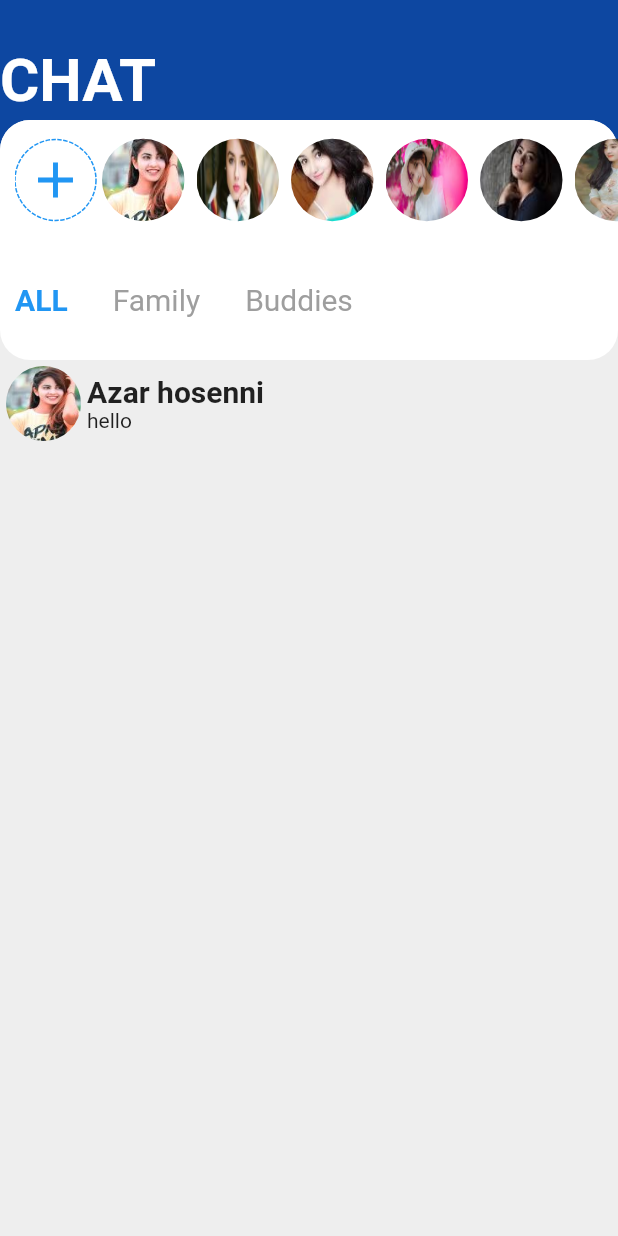
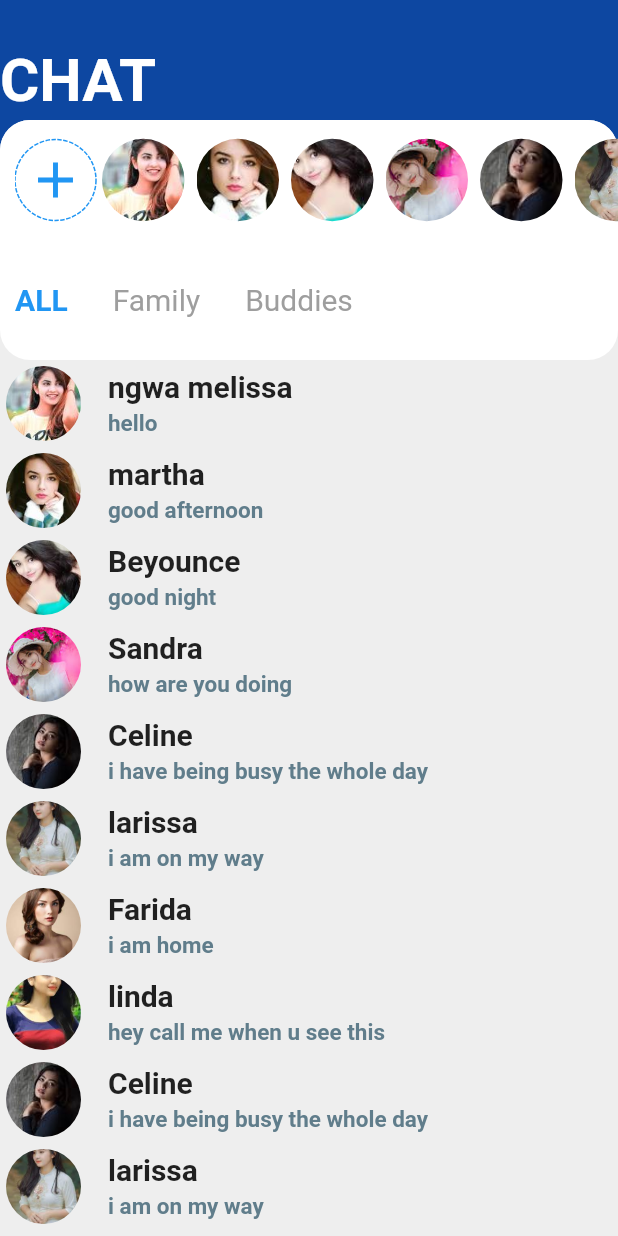
Before and after one commit to SUFFOSOHRAOUL/chatapp-color-simulation, a Flutter app: the screen it shows after launch, on a phone screen of 412 x 824 dp. Run offline on Flutter 3.47's test engine with Material 2 defaults, Android fonts, the phone set to English and light mode, and no system bars; drawn by our look-alikes of dotted_border.

Commit message:
UI replicated

```diff
--- a/lib/constants.dart
+++ b/lib/constants.dart
@@ -1,3 +1,5 @@
 import 'package:flutter/material.dart';
 
 const kTitleStyle = TextStyle(fontSize: 20.0, fontWeight: FontWeight.bold);
+const kTextStyle = TextStyle(
+    fontSize: 15.0, fontWeight: FontWeight.bold, color: Colors.blueGrey);
--- a/lib/main.dart
+++ b/lib/main.dart
@@ -174,30 +174,61 @@ class XylophoneApp extends StatelessWidget {
                               child: ListView(
                             scrollDirection: Axis.vertical,
                             children: [
-                              Container(
-                                child: Row(
-                                  children: [
-                                    Avater(
-                                      imageProvider: AssetImage('images/1.jpg'),
-                                      height: 50,
-                                      width: 50,
-                                    ),
-                                    Column(
-                                      crossAxisAlignment:
-                                          CrossAxisAlignment.start,
-                                      mainAxisAlignment:
-                                          MainAxisAlignment.spaceBetween,
-                                      children: [
-                                        Text(
-                                          'Azar hosenni',
-                                          style: kTitleStyle,
-                                        ),
-                                        Text('hello')
-                                      ],
-                                    )
-                                  ],
-                                ),
-                              )
+                              textTile(
+                                lastSMS: 'hello',
+                                ChatName: 'ngwa melissa',
+                                imageNumber: 1,
+                              ),
+                              textTile(
+                                lastSMS: 'good afternoon',
+                                ChatName: 'martha',
+                                imageNumber: 2,
+                              ),
+                              textTile(
+                                lastSMS: 'good night',
+                                ChatName: 'Beyounce',
+                                imageNumber: 3,
+                              ),
+                              textTile(
+                                lastSMS: 'how are you doing',
+                                ChatName: 'Sandra',
+                                imageNumber: 5,
+                              ),
+                              textTile(
+                                lastSMS: 'i have being busy the whole day',
+                                ChatName: 'Celine',
+                                imageNumber: 6,
+                              ),
+                              textTile(
+                                lastSMS: 'i am on my way',
+                                ChatName: 'larissa',
+                                imageNumber: 7,
+                              ),
+                              textTile(
+                                lastSMS: 'i am home',
+                                ChatName: 'Farida',
+                                imageNumber: 8,
+                              ),
+                              textTile(
+                                lastSMS: 'hey call me when u see this',
+                                ChatName: 'linda',
+                                imageNumber: 9,
+                              ),
+                              textTile(
+                                lastSMS: 'i have being busy the whole day',
+                                ChatName: 'Celine',
+                                imageNumber: 6,
+                              ),
+                              textTile(
+                                lastSMS: 'i am on my way',
+                                ChatName: 'larissa',
+                                imageNumber: 7,
+                              ),
+                              textTile(
+                                lastSMS: 'i am home',
+                                ChatName: 'Farida',
+                                imageNumber: 8,
+                              ),
                             ],
                           )),
                         )
@@ -209,6 +240,47 @@ class XylophoneApp extends StatelessWidget {
             ),
           ),
         ),
+      ),
+    );
+  }
+}
+
+class textTile extends StatelessWidget {
+  textTile(
+      {required this.ChatName,
+      required this.imageNumber,
+      required this.lastSMS});
+  int imageNumber;
+  String ChatName;
+  String lastSMS;
+
+  @override
+  Widget build(BuildContext context) {
+    return Container(
+      child: Row(
+        children: [
+          Avater(
+            imageProvider: AssetImage('images/$imageNumber.jpg'),
+            height: 50,
+            width: 50,
+          ),
+          Column(
+            crossAxisAlignment: CrossAxisAlignment.start,
+            mainAxisAlignment: MainAxisAlignment.spaceBetween,
+            children: [
+              Container(
+                margin: EdgeInsets.only(left: 14.0),
+                child: Text(
+                  ChatName,
+                  style: kTitleStyle,
+                ),
+              ),
+              Container(
+                  margin: EdgeInsets.only(top: 4.0, left: 14.0),
+                  child: Text(lastSMS, style: kTextStyle))
+            ],
+          )
+        ],
       ),
     );
   }
@@ -229,7 +301,7 @@ class Avater extends StatelessWidget {
         decoration: BoxDecoration(
           shape: BoxShape.circle,
           image: DecorationImage(
-            fit: BoxFit.fill,
+            fit: BoxFit.cover,
             image: imageProvider,
           ),
         ));
```
